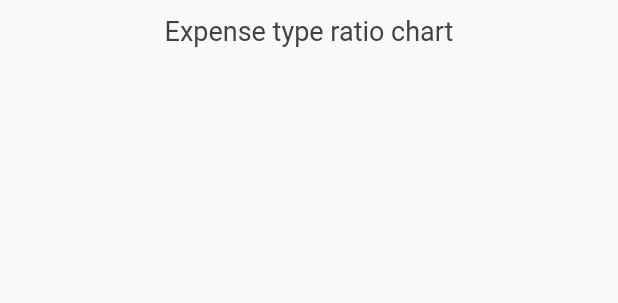
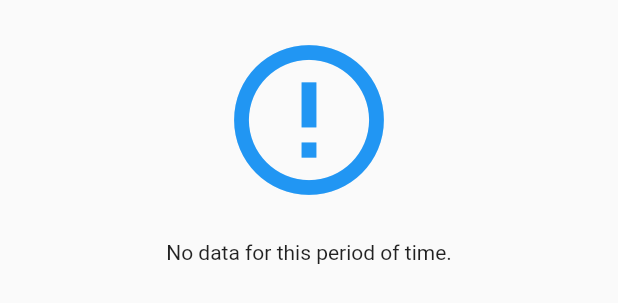
Before and after one commit to drafting-dreams/Moneybook, a Flutter app: the PieOutsideLabelChart widget shown alone on an empty page, opened directly with empty values, on a phone screen of 412 x 824 dp. Shown: the top 303 px of the screen. Run offline on Flutter 3.47's test engine with Material 2 defaults, Android fonts, the phone set to English and light mode, and no system bars; our stand-ins replace charts_flutter, flutter_slidable, sqflite; missing offline and left inert: unicorndial; accounts and stored records are empty; statements that could not run were skipped.

```diff
--- a/lib/widget/statistic/pie_chart.dart
+++ b/lib/widget/statistic/pie_chart.dart
@@ -28,26 +28,38 @@ class PieOutsideLabelChart extends StatelessWidget {
     ];
   }
 
-  /// Creates a [PieChart] with sample data and no transition.
-//  factory PieOutsideLabelChart.withSampleData() {
-//    return new PieOutsideLabelChart(
-//      _createSampleData(),
-//      // Disable animations for image tests.
-//      animate: false,
-//    );
-//  }
-
   @override
   Widget build(BuildContext context) {
+    if (data.isEmpty) {
+      return Column(
+        crossAxisAlignment: CrossAxisAlignment.center,
+        children: <Widget>[
+          Padding(
+            padding: const EdgeInsets.all(20.0),
+            child: Icon(Icons.error_outline, size: 120, color: Theme.of(context).accentColor, ),
+          ),
+          Row(
+            mainAxisAlignment: MainAxisAlignment.center,
+            children: <Widget>[
+              Text(
+                'No data for this period of time.',
+                style: TextStyle(),
+              ),
+            ],
+          ),
+        ],
+      );
+    }
     return new charts.PieChart(data2Series(data),
         behaviors: [
           charts.ChartTitle('Expense type ratio chart',
               behaviorPosition: charts.BehaviorPosition.top,
               titleOutsideJustification: charts.OutsideJustification.middle,
-              innerPadding: 40,
-              outerPadding: 20),
+              innerPadding: 25,
+              outerPadding: 25),
           charts.DatumLegend(
               position: charts.BehaviorPosition.end,
+              cellPadding: EdgeInsets.only(bottom: 4.0, right: 38),
               showMeasures: true,
               horizontalFirst: false,
               legendDefaultMeasure: charts.LegendDefaultMeasure.average,
```
Also changed, not shown: lib/screens/statistic_screen.dart (+71 -7 lines).
